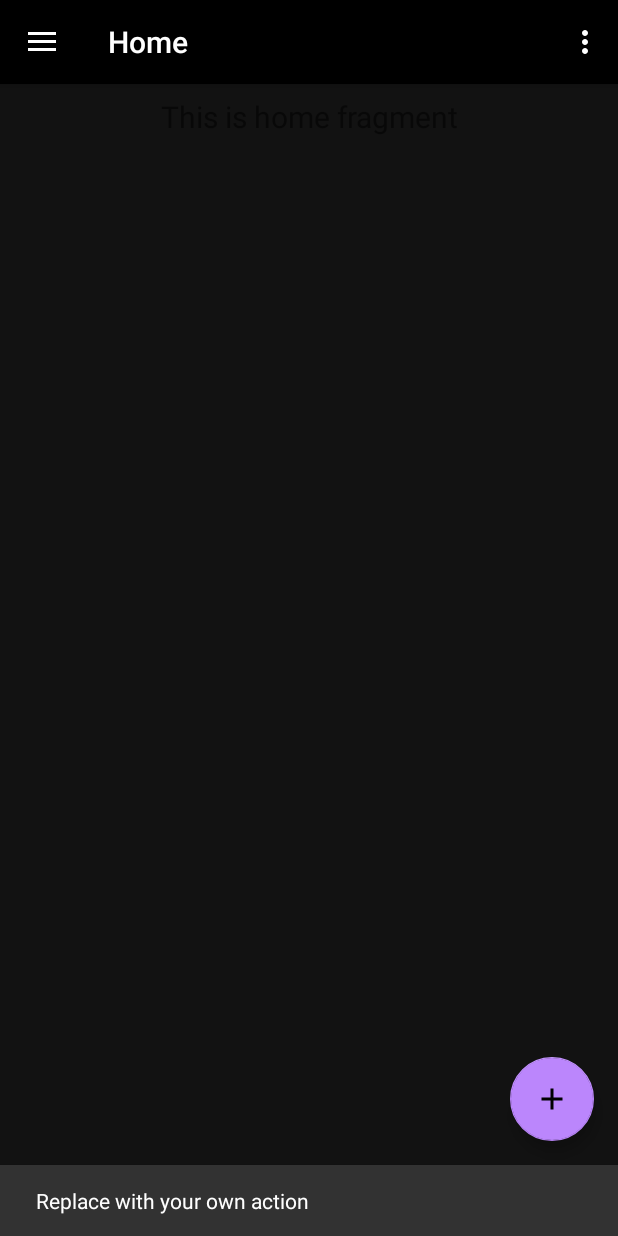
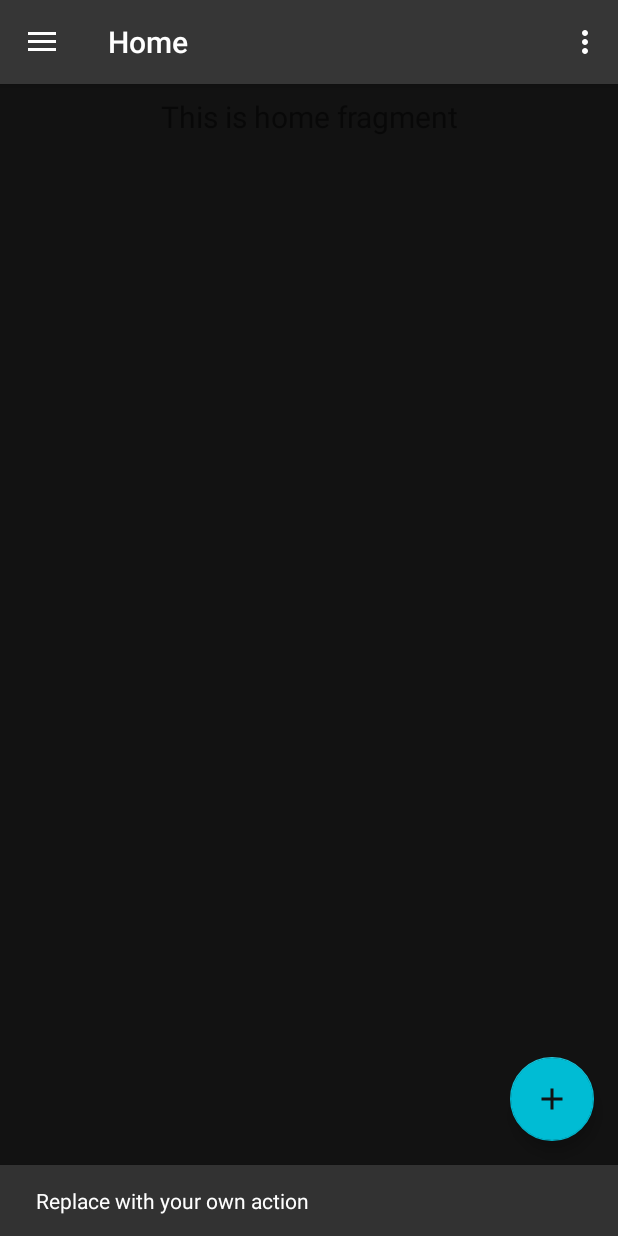
Before and after one commit to DrChipMaster/TSI, an Android app: the screen it shows after launch (MainActivity), after a tap on an icon or button, on a phone screen of 412 x 824 dp. Run offline under Robolectric (Android 15) with nearby library versions, the light colour scheme and no system bars; our stand-ins replace navigation-ui.

Commit message:
o andre e lindo

```diff
--- a/Ubiquos/app/src/main/res/drawable/add.xml
+++ b/Ubiquos/app/src/main/res/drawable/add.xml
@@ -4,6 +4,6 @@
         android:viewportWidth="24.0"
         android:viewportHeight="24.0">
     <path
-        android:fillColor="#FF000000"
+        android:fillColor="@color/primaryLightColor"
         android:pathData="M19,13h-6v6h-2v-6H5v-2h6V5h2v6h6v2z"/>
 </vector>
--- a/Ubiquos/app/src/main/res/values/colors.xml
+++ b/Ubiquos/app/src/main/res/values/colors.xml
@@ -1,9 +1,9 @@
 <?xml version="1.0" encoding="utf-8"?>
 <resources>
-    <color name="colorPrimary">#000000</color>
+    <color name="colorPrimary">#363636</color>
     <color name="primaryLightColor">#121212</color>
-    <color name="colorPrimaryDark">#bb86fc</color>
-    <color name="colorAccent">#bb86fc</color>
+    <color name="colorPrimaryDark">#000000</color>
+    <color name="colorAccent">#00BCD4</color>
     <color name="secondaryLightColor">#7bffff</color>
     <color name="secondaryDarkColor">#009baf</color>
     <color name="primaryTextColor">#ffffff</color>
```
